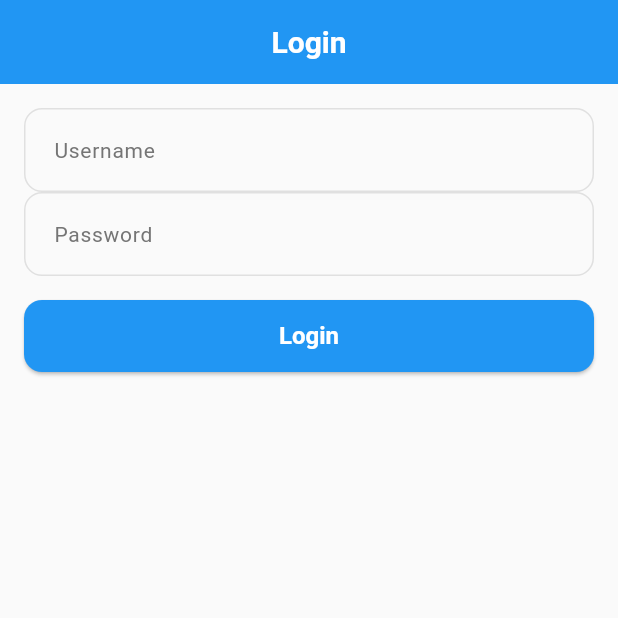
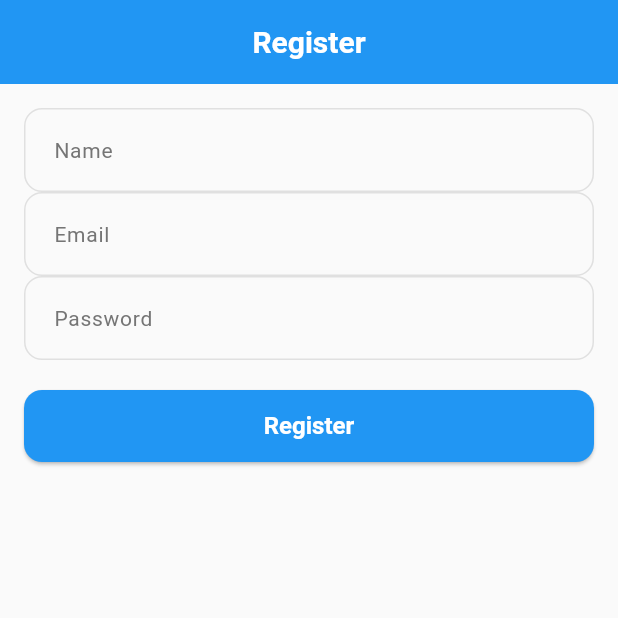
Before and after one commit to masum-excellisit/flutter_app_starter_bloc, a Flutter app: the screen it shows after launch, on a phone screen of 412 x 824 dp, the top half of it. Run offline on Flutter 3.47's test engine with Material 3 defaults, Android fonts, the phone set to English and light mode, and no system bars; our stand-ins replace dio, equatable, flutter_bloc, flutter_secure_storage, go_router, shared_preferences.

Commit message:
feat: Implement registration feature with BLoC pattern

```diff
--- a/lib/app_router.dart
+++ b/lib/app_router.dart
@@ -3,12 +3,12 @@ import 'package:go_router/go_router.dart';
 
 import 'features/home/screens/home_screen.dart';
 import 'features/login/login_module.dart';
+import 'features/register/register_module.dart';
 import 'features/splash/screens/splash_screen.dart';
-
 
 class AppRouter {
   static final GoRouter router = GoRouter(
-    initialLocation: '/splash',
+    initialLocation: '/register',
     routes: [
       GoRoute(
         path: '/splash',
@@ -19,6 +19,11 @@ class AppRouter {
         path: '/login',
         name: 'login',
         builder: (context, state) => LoginModule.route(),
+      ),
+      GoRoute(
+        path: '/register',
+        name: 'register',
+        builder: (context, state) => RegisterModule.route(),
       ),
 
       GoRoute(
--- a/lib/core/network/api_urls.dart
+++ b/lib/core/network/api_urls.dart
@@ -1,5 +1,3 @@
-
-
 class MainUrl {
   final String env = "production";
 
@@ -15,5 +13,5 @@ class MainUrl {
 class EndPoints {
   static var baseUrl = MainUrl().getUrl();
   static const userLogin = '/auth/login';
-
+  static const register = "/users/add";
 }
--- /dev/null
+++ b/lib/features/register/bloc/register_bloc.dart
@@ -0,0 +1,29 @@
+import 'package:flutter_bloc/flutter_bloc.dart';
+import '../../../core/network/api_response.dart';
+import '../data/register_repository.dart';
+import 'register_event.dart';
+import 'register_state.dart';
+
+class RegisterBloc extends Bloc<RegisterEvent, RegisterState> {
+  final RegisterRepository repository;
+
+  RegisterBloc(this.repository) : super(RegisterInitial()) {
+    on<RegisterSubmitted>(_onRegisterSubmitted);
+  }
+
+  Future<void> _onRegisterSubmitted(
+    RegisterSubmitted event,
+    Emitter<RegisterState> emit,
+  ) async {
+    emit(RegisterLoading());
+
+    final ApiResponse<Map<String, dynamic>> response =
+        await repository.register(event.request);
+
+    if (response.data != null && response.statusCode == 201) {
+      emit(RegisterSuccess(response.data!));
+    } else {
+      emit(RegisterFailure(response.errorMessage ?? "Registration failed"));
+    }
+  }
+}
--- /dev/null
+++ b/lib/features/register/bloc/register_event.dart
@@ -0,0 +1,8 @@
+import '../model/register_request.dart';
+
+abstract class RegisterEvent {}
+
+class RegisterSubmitted extends RegisterEvent {
+  final RegisterRequest request;
+  RegisterSubmitted(this.request);
+}
--- /dev/null
+++ b/lib/features/register/bloc/register_state.dart
@@ -0,0 +1,15 @@
+abstract class RegisterState {}
+
+class RegisterInitial extends RegisterState {}
+
+class RegisterLoading extends RegisterState {}
+
+class RegisterSuccess extends RegisterState {
+  final Map<String, dynamic> data;
+  RegisterSuccess(this.data);
+}
+
+class RegisterFailure extends RegisterState {
+  final String message;
+  RegisterFailure(this.message);
+}
--- /dev/null
+++ b/lib/features/register/data/register_repository.dart
@@ -0,0 +1,15 @@
+
+import '../../../core/network/api_response.dart';
+import '../api/register_api.dart';
+import '../model/register_request.dart';
+
+class RegisterRepository {
+  final RegisterApi _api;
+
+  RegisterRepository(this._api);
+
+  Future<ApiResponse<Map<String, dynamic>>> register(
+      RegisterRequest request) {
+    return _api.register(request);
+  }
+}
--- /dev/null
+++ b/lib/features/register/model/register_request.dart
@@ -0,0 +1,80 @@
+class RegisterRequest {
+  int? id;
+  String? firstName;
+  String? lastName;
+  String? maidenName;
+  int? age;
+  String? gender;
+  String? email;
+  String? phone;
+  String? username;
+  String? password;
+  String? birthDate;
+  String? image;
+  String? bloodGroup;
+  double? height;
+  double? weight;
+  String? eyeColor;
+  String? role;
+
+  RegisterRequest(
+      {this.id,
+      this.firstName,
+      this.lastName,
+      this.maidenName,
+      this.age,
+      this.gender,
+      this.email,
+      this.phone,
+      this.username,
+      this.password,
+      this.birthDate,
+      this.image,
+      this.bloodGroup,
+      this.height,
+      this.weight,
+      this.eyeColor,
+      this.role});
+
+  RegisterRequest.fromJson(Map<String, dynamic> json) {
+    id = json['id'];
+    firstName = json['firstName'];
+    lastName = json['lastName'];
+    maidenName = json['maidenName'];
+    age = json['age'];
+    gender = json['gender'];
+    email = json['email'];
+    phone = json['phone'];
+    username = json['username'];
+    password = json['password'];
+    birthDate = json['birthDate'];
+    image = json['image'];
+    bloodGroup = json['bloodGroup'];
+    height = json['height'];
+    weight = json['weight'];
+    eyeColor = json['eyeColor'];
+    role = json['role'];
+  }
+
+  Map<String, dynamic> toJson() {
+    final Map<String, dynamic> data = <String, dynamic>{};
+    data['id'] = id;
+    data['firstName'] = firstName;
+    data['lastName'] = lastName;
+    data['maidenName'] = maidenName;
+    data['age'] = age;
+    data['gender'] = gender;
+    data['email'] = email;
+    data['phone'] = phone;
+    data['username'] = username;
+    data['password'] = password;
+    data['birthDate'] = birthDate;
+    data['image'] = image;
+    data['bloodGroup'] = bloodGroup;
+    data['height'] = height;
+    data['weight'] = weight;
+    data['eyeColor'] = eyeColor;
+    data['role'] = role;
+    return data;
+  }
+}
--- /dev/null
+++ b/lib/features/register/register_module.dart
@@ -0,0 +1,20 @@
+import 'package:flutter/material.dart';
+import 'package:flutter_bloc/flutter_bloc.dart';
+import '../../core/network/api_client.dart';
+import 'api/register_api.dart';
+import 'data/register_repository.dart';
+import 'bloc/register_bloc.dart';
+import 'screens/register_screen.dart';
+
+class RegisterModule {
+  static Widget route() {
+    final apiClient = ApiClient();
+    final api = RegisterApi(apiClient);
+    final repo = RegisterRepository(api);
+
+    return BlocProvider(
+      create: (_) => RegisterBloc(repo),
+      child: const RegisterScreen(),
+    );
+  }
+}
--- /dev/null
+++ b/lib/features/register/screens/register_screen.dart
@@ -0,0 +1,53 @@
+import 'package:flutter/material.dart';
+import 'package:flutter_bloc/flutter_bloc.dart';
+import '../bloc/register_bloc.dart';
+import '../bloc/register_event.dart';
+import '../bloc/register_state.dart';
+import '../model/register_request.dart';
+import '../widgets/register_form.dart';
+
+class RegisterScreen extends StatelessWidget {
+  const RegisterScreen({super.key});
+
+  @override
+  Widget build(BuildContext context) {
+    return Scaffold(
+      appBar: AppBar(title: const Text("Register")),
+      body: Padding(
+        padding: const EdgeInsets.all(16.0),
+        child: BlocConsumer<RegisterBloc, RegisterState>(
+          listener: (context, state) {
+            if (state is RegisterSuccess) {
+              ScaffoldMessenger.of(context).showSnackBar(
+                const SnackBar(content: Text("Registration Successful")),
+              );
+              // Navigator.pop(context);
+            } else if (state is RegisterFailure) {
+              ScaffoldMessenger.of(context).showSnackBar(
+                SnackBar(content: Text(state.message)),
+              );
+            }
+          },
+          builder: (context, state) {
+            final isLoading = state is RegisterLoading;
+
+            return RegisterForm(
+              isLoading: isLoading,
+              onSubmit: (name, email, password) {
+                context.read<RegisterBloc>().add(
+                      RegisterSubmitted(
+                        RegisterRequest(
+                          firstName: name,
+                          email: email,
+                          password: password,
+                        ),
+                      ),
+                    );
+              },
+            );
+          },
+        ),
+      ),
+    );
+  }
+}
--- /dev/null
+++ b/lib/features/register/widgets/register_form.dart
@@ -0,0 +1,75 @@
+import 'package:flutter/material.dart';
+
+class RegisterForm extends StatefulWidget {
+  final void Function(String name, String email, String password) onSubmit;
+  final bool isLoading;
+
+  const RegisterForm({
+    super.key,
+    required this.onSubmit,
+    this.isLoading = false,
+  });
+
+  @override
+  State<RegisterForm> createState() => _RegisterFormState();
+}
+
+class _RegisterFormState extends State<RegisterForm> {
+  final _nameCtrl = TextEditingController();
+  final _emailCtrl = TextEditingController();
+  final _passwordCtrl = TextEditingController();
+
+  @override
+  void dispose() {
+    _nameCtrl.dispose();
+    _emailCtrl.dispose();
+    _passwordCtrl.dispose();
+    super.dispose();
+  }
+
+  @override
+  Widget build(BuildContext context) {
+    return Column(
+      children: [
+        TextField(
+          controller: _nameCtrl,
+          decoration: const InputDecoration(labelText: "Name"),
+        ),
+        TextField(
+          controller: _emailCtrl,
+          decoration: const InputDecoration(labelText: "Email"),
+        ),
+        TextField(
+          controller: _passwordCtrl,
+          decoration: const InputDecoration(labelText: "Password"),
+          obscureText: true,
+        ),
+        const SizedBox(height: 20),
+        SizedBox(
+          width: double.infinity,
+          child: ElevatedButton(
+            onPressed: widget.isLoading
+                ? null
+                : () {
+                    widget.onSubmit(
+                      _nameCtrl.text,
+                      _emailCtrl.text,
+                      _passwordCtrl.text,
+                    );
+                  },
+            child: widget.isLoading
+                ? const SizedBox(
+                    width: 20,
+                    height: 20,
+                    child: CircularProgressIndicator(
+                      strokeWidth: 2,
+                      color: Colors.white,
+                    ),
+                  )
+                : const Text("Register"),
+          ),
+        ),
+      ],
+    );
+  }
+}
```
Also changed, not shown: lib/features/register/api/register_api.dart (added, +20 -0 lines).
